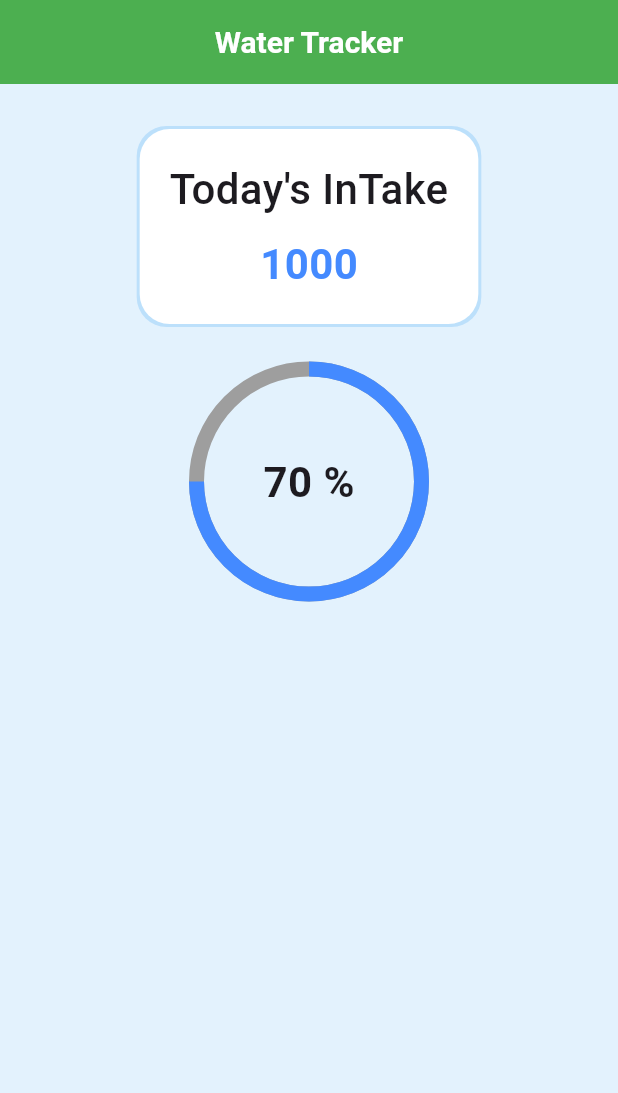
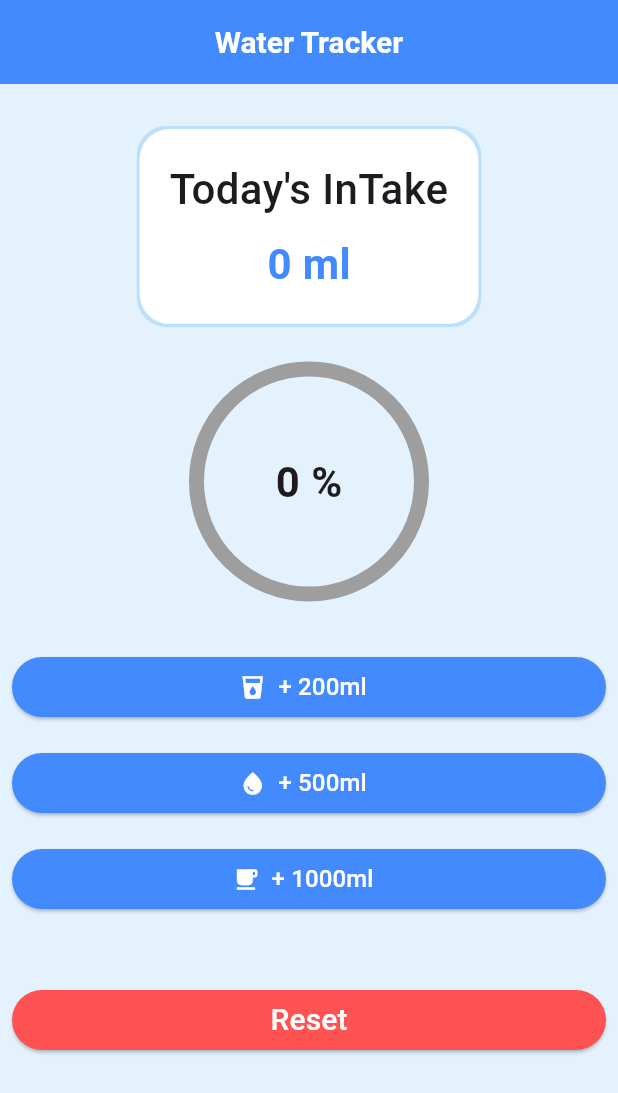
Before and after one commit to santorasu/module_11_practice, a Flutter app: the screen it shows after launch, on a phone screen of 412 x 824 dp. Shown: the top 1093 px of the screen. Run offline on Flutter 3.47's test engine with Material 3 defaults, Android fonts, the phone set to English and light mode, and no system bars; our stand-ins replace sizer.

Commit message:
Create Water Tracker App in class 3

```diff
--- /dev/null
+++ b/lib/Widget/addWaterBtn.dart
@@ -0,0 +1,37 @@
+import 'package:flutter/material.dart';
+
+class addWaterBtn extends StatelessWidget {
+
+  final int amount;
+  IconData ? icon;
+
+  final VoidCallback onClick;
+  addWaterBtn({
+    super.key, required this.amount, this.icon, required this.onClick,
+  });
+
+  @override
+  Widget build(BuildContext context) {
+    return SizedBox(
+      width: double.infinity,
+      child: Padding(
+        padding: const EdgeInsets.all(8.0),
+        child: ElevatedButton.icon(
+          style: ElevatedButton.styleFrom(
+            backgroundColor: Colors.blueAccent,
+            shape: RoundedRectangleBorder(
+                borderRadius: BorderRadius.circular(30)),
+          ),
+          onPressed: onClick,
+          label: Text(
+            "+ ${amount}ml",
+            style: const TextStyle(
+                fontSize: 16,
+                fontWeight: FontWeight.w500,
+                color: Colors.white),
+          ),icon: Icon(icon ?? Icons.water_drop,color: Colors.white,),
+        ),
+      ),
+    );
+  }
+}
--- a/lib/Widget/waterTracker.dart
+++ b/lib/Widget/waterTracker.dart
@@ -1,4 +1,6 @@
 import 'package:flutter/material.dart';
+
+import 'addWaterBtn.dart';
 
 class watarTracker extends StatefulWidget {
   const watarTracker({super.key});
@@ -8,50 +10,67 @@ class watarTracker extends StatefulWidget {
 }
 
 class _watarTrackerState extends State<watarTracker> {
+  int _currentintake = 0;
+  final int _goal = 2000;
+
+  void _waterAdd(int amount){
+   setState(() {
+     if(_currentintake < _goal){
+       _currentintake = (_currentintake + amount).clamp(0, _goal);
+     }
+   });
+  }
+
+  void resetWater(){
+    setState(() {
+      _currentintake = 0;
+    });
+  }
   @override
   Widget build(BuildContext context) {
+
+    double progress = (_currentintake / _goal).clamp(0, 1);
     return Scaffold(
       backgroundColor: Colors.blue.shade50,
       appBar: AppBar(
-        title: Text(
+        title: const Text(
           "Water Tracker",
           style: TextStyle(fontSize: 20, fontWeight: FontWeight.bold),
         ),
         centerTitle: true,
-        backgroundColor: Colors.green,
+        backgroundColor: Colors.blueAccent,
       ),
       body: Center(
         child: Column(
           crossAxisAlignment: CrossAxisAlignment.center,
           children: [
-            SizedBox(height: 30,),
+            const SizedBox(
+              height: 30,
+            ),
             Container(
-              padding: EdgeInsets.all(20),
+              padding: const EdgeInsets.all(20),
               decoration: BoxDecoration(
                   color: Colors.white,
-                borderRadius: BorderRadius.circular(20) ,
+                  borderRadius: BorderRadius.circular(20),
                   boxShadow: [
                     BoxShadow(
-                    color: Colors.blue.withOpacity(0.2),
-                    spreadRadius: 2
-                  )
-                ]
-              ),
+                        color: Colors.blue.withOpacity(0.2), spreadRadius: 2)
+                  ]),
               child: Column(
                 children: [
-                  Text(
+                  const Text(
                     "Today's InTake",
                     style: TextStyle(
                       fontSize: 28,
                       fontWeight: FontWeight.w500,
                     ),
                   ),
-                  SizedBox(
+                  const SizedBox(
                     height: 10,
                   ),
                   Text(
-                    "1000",
-                    style: TextStyle(
+                    "$_currentintake ml",
+                    style: const TextStyle(
                         fontSize: 28,
                         fontWeight: FontWeight.bold,
                         color: Colors.blueAccent),
@@ -59,25 +78,61 @@ class _watarTrackerState extends State<watarTracker> {
                 ],
               ),
             ),
-            SizedBox(height: 30,),
+            const SizedBox(
+              height: 30,
+            ),
             Stack(
               alignment: Alignment.center,
               children: [
-                Container(
+                SizedBox(
                   height: 150,
                   width: 150,
                   child: CircularProgressIndicator(
-                    value: 0.75,
+                    value: progress,
                     backgroundColor: Colors.grey.shade500,
                     color: Colors.blueAccent,
                     strokeWidth: 10,
-
                   ),
                 ),
-                Text("70 %",style: TextStyle(fontSize: 28,fontWeight: FontWeight.bold),),
-                SizedBox(height: 30,),
-
+                Text(
+                  "${(progress * 100).toInt()} %",
+                  style: const TextStyle(fontSize: 28, fontWeight: FontWeight.bold),
+                ),
               ],
+            ),
+            const SizedBox(
+              height: 30,
+            ),
+            Wrap(
+              spacing: 15,
+              children: [
+                addWaterBtn(amount: 200, icon: Icons.local_drink, onClick: () =>_waterAdd(200),),
+                addWaterBtn(amount: 500, onClick: () =>_waterAdd(500),),
+                addWaterBtn(amount: 1000, icon: Icons.local_cafe, onClick: () =>_waterAdd(1000),),
+              ],
+            ),
+            const SizedBox(
+              height: 30,
+            ),
+            SizedBox(
+              width: double.infinity,
+              child: Padding(
+                padding: const EdgeInsets.all(8.0),
+                child: ElevatedButton(
+                    style: ElevatedButton.styleFrom(
+                      backgroundColor: Colors.redAccent,
+                      shape: RoundedRectangleBorder(
+                          borderRadius: BorderRadius.circular(30)),
+                    ),
+                    onPressed: () => resetWater(),
+                    child: const Text(
+                      "Reset",
+                      style: TextStyle(
+                          fontSize: 20,
+                          fontWeight: FontWeight.w500,
+                          color: Colors.white),
+                    )),
+              ),
             )
           ],
         ),
```
Lines whose indentation alone changed are shown as unchanged.
